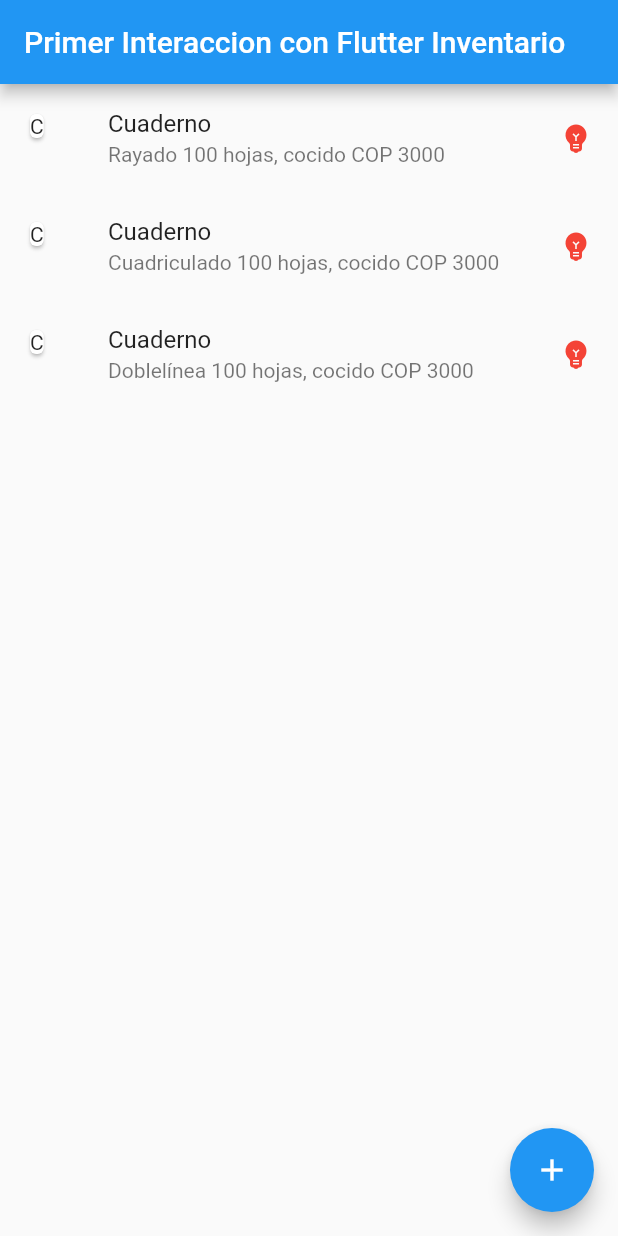
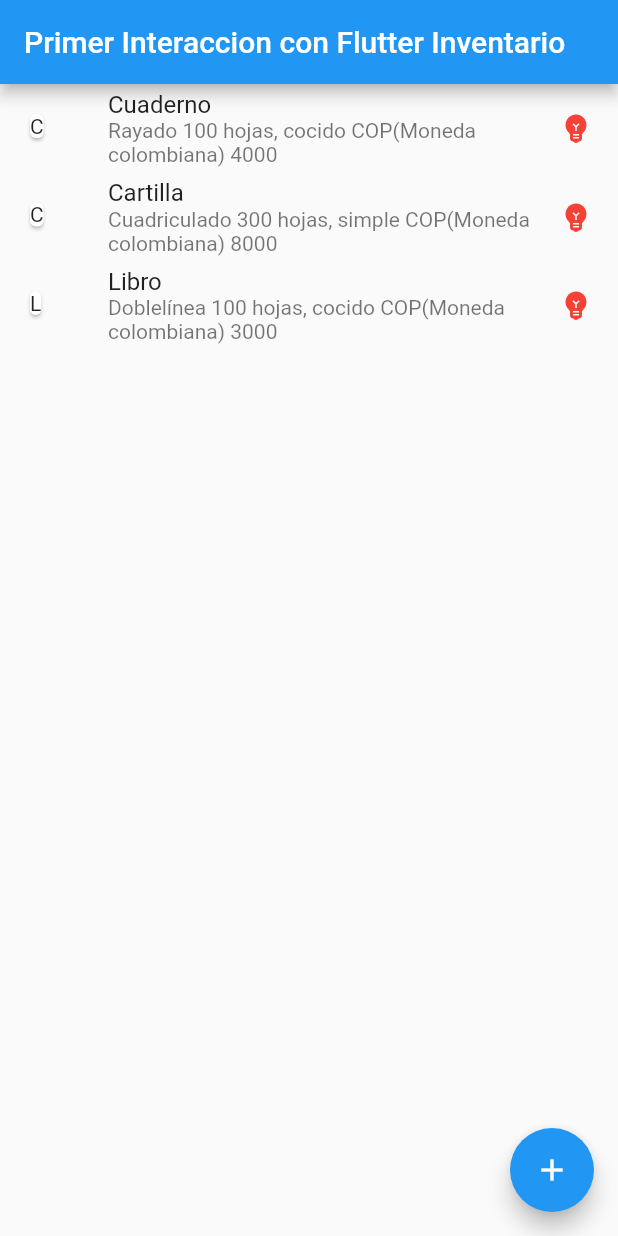
Before and after one commit to sebassanti6/entregable_flutter, a Flutter app: the screen it shows after launch, on a phone screen of 412 x 824 dp. Run offline on Flutter 3.47's test engine with Material 2 defaults, Android fonts, the phone set to English and light mode, and no system bars; Roboto replaces fonts that are missing (Raleway).

Commit message:
Modificaciones finales

```diff
--- a/entregable_flutter/lib/add_product.dart
+++ b/entregable_flutter/lib/add_product.dart
@@ -59,7 +59,7 @@ class _AddProduct extends State<AddProduct> {
                           ));
                   }
                 },
-                child: Text("Producto almacenado"))
+                child: Text("Producto almacenado correctamente"))
           ],
         ));
   }
--- a/entregable_flutter/lib/home_page.dart
+++ b/entregable_flutter/lib/home_page.dart
@@ -15,15 +15,15 @@ class _Home_Page extends State<Home_Page> {
     Product(
         name: 'Cuaderno',
         description: 'Rayado 100 hojas, cocido',
-        price: '3000',
+        price: '4000',
         cant: '4'),
     Product(
-        name: 'Cuaderno',
-        description: 'Cuadriculado 100 hojas, cocido',
-        price: '3000',
+        name: 'Cartilla',
+        description: 'Cuadriculado 300 hojas, simple',
+        price: '8000',
         cant: '8'),
     Product(
-        name: 'Cuaderno',
+        name: 'Libro',
         description: 'Doblelínea 100 hojas, cocido',
         price: '3000',
         cant: '2')
@@ -62,7 +62,7 @@ class _Home_Page extends State<Home_Page> {
               },
               title: Text(products[index].name),
               subtitle: Text(products[index].description +
-                  " COP " +
+                  " COP(Moneda colombiana) " +
                   products[index].price),
               leading: Card(
                 child: Text(products[index].name.substring(0, 1)),
--- a/entregable_flutter/lib/main.dart
+++ b/entregable_flutter/lib/main.dart
@@ -36,7 +36,7 @@ class MyApp extends StatelessWidget {
   return Card(
 
 
-    shape: RoundedRectangleBorder(borderRadius: BorderRadius.circular(10)),
+    shape: RoundedRectangleBorder(borderRadius: BorderRadius.circular(30)),
 
     margin: EdgeInsets.all(15),
 
@@ -47,6 +47,7 @@ class MyApp extends StatelessWidget {
 
         // Usamos ListTile para ordenar la información del card como titulo, subtitulo e icono
         ListTile(
+          //configuraciones adicionales a la hora de generar las limitantes y los estilos
           contentPadding: EdgeInsets.fromLTRB(15, 10, 25, 0),
           title: Text('Deseas ver mas configuraciones'),
           subtitle: Text(
@@ -62,6 +63,7 @@ class MyApp extends StatelessWidget {
   );
 }
 
+//Tener muy en cuenta la modificacion a la hora de precionar el boton
   FlatButton({required Map Function() onPressed, required Text child}) {}
 
 
--- a/entregable_flutter/lib/message_response.dart
+++ b/entregable_flutter/lib/message_response.dart
@@ -6,7 +6,7 @@ messageResponse(BuildContext context, String name) {
       context: context,
       builder: (_) => AlertDialog(
             title: Text("Invetario TdeA"),
-            content: Text("El producto " + name),
+            content: Text("El producto a modificar es:" + name),
 
           ));
 }
--- a/entregable_flutter/lib/text_box.dart
+++ b/entregable_flutter/lib/text_box.dart
@@ -17,6 +17,7 @@ class TextBox extends StatelessWidget {
 
             suffix: GestureDetector(
               child: Icon(Icons.close),
+
               onTap: () {
                 _controller.clear();
               },
```
Also changed, not shown: entregable_flutter/lib/modify_product.dart (+9 -1 lines).
